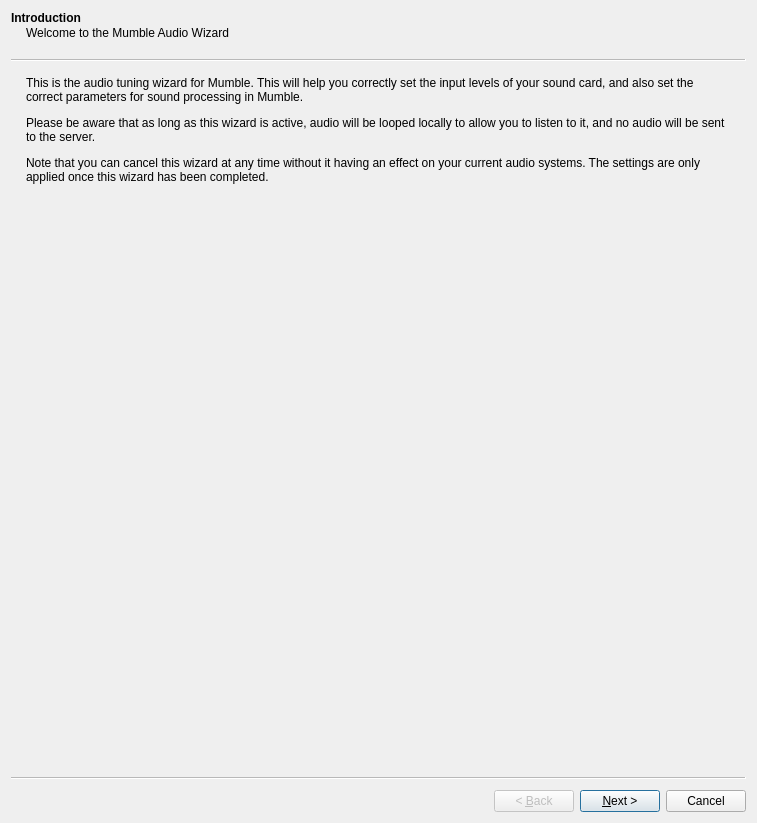
Old version of the form src/mumble/AudioWizard.ui in the repository mumble-voip/mumble.
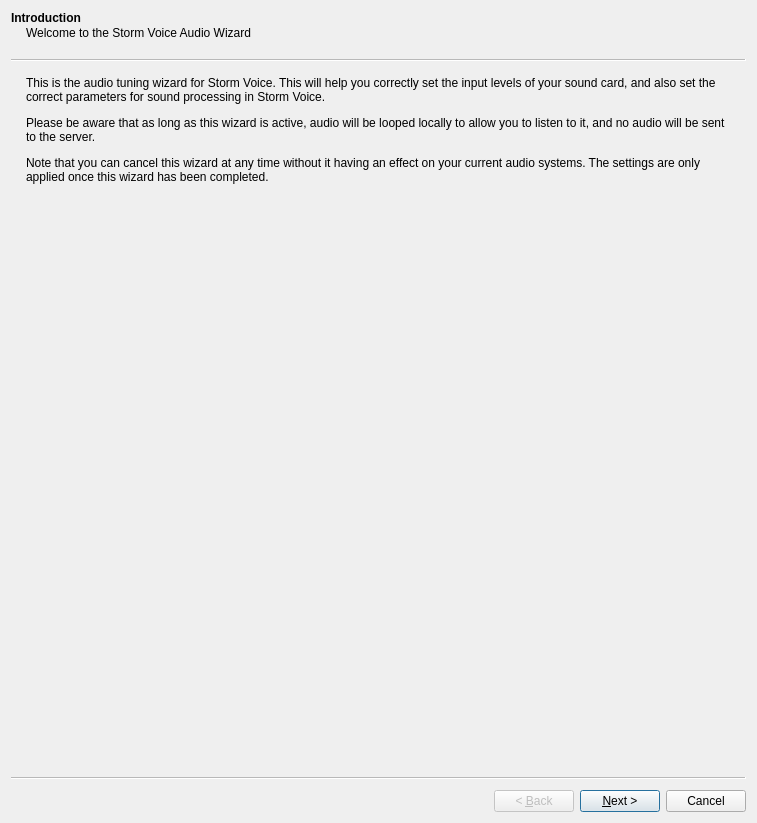
New version of the form. Custom widgets are drawn as their Qt base class.

Commit message: FEAT(client): macOS/Wine mic-permission handling; de-brand UI; drop public server list

The edit to the form file:
```diff
--- a/src/mumble/AudioWizard.ui
+++ b/src/mumble/AudioWizard.ui
@@ -21,13 +21,13 @@
     <string>Introduction</string>
    </property>
    <property name="subTitle">
-    <string>Welcome to the Mumble Audio Wizard</string>
+    <string>Welcome to the Storm Voice Audio Wizard</string>
    </property>
    <layout class="QVBoxLayout" name="verticalLayout">
     <item>
      <widget class="QLabel" name="label">
       <property name="text">
-       <string>&lt;html&gt;&lt;head/&gt;&lt;body&gt;&lt;p&gt;This is the audio tuning wizard for Mumble. This will help you correctly set the input levels of your sound card, and also set the correct parameters for sound processing in Mumble. &lt;/p&gt;&lt;p&gt;Please be aware that as long as this wizard is active, audio will be looped locally to allow you to listen to it, and no audio will be sent to the server. &lt;/p&gt;&lt;p&gt;Note that you can cancel this wizard at any time without it having an effect on your current audio systems. The settings are only applied once this wizard has been completed.&lt;/p&gt;&lt;/body&gt;&lt;/html&gt;</string>
+       <string>&lt;html&gt;&lt;head/&gt;&lt;body&gt;&lt;p&gt;This is the audio tuning wizard for Storm Voice. This will help you correctly set the input levels of your sound card, and also set the correct parameters for sound processing in Storm Voice. &lt;/p&gt;&lt;p&gt;Please be aware that as long as this wizard is active, audio will be looped locally to allow you to listen to it, and no audio will be sent to the server. &lt;/p&gt;&lt;p&gt;Note that you can cancel this wizard at any time without it having an effect on your current audio systems. The settings are only applied once this wizard has been completed.&lt;/p&gt;&lt;/body&gt;&lt;/html&gt;</string>
       </property>
       <property name="wordWrap">
        <bool>true</bool>
```
Left out of the diff: 31 changed lines with no effect on the pictures. The commit also changes 52 other files.
